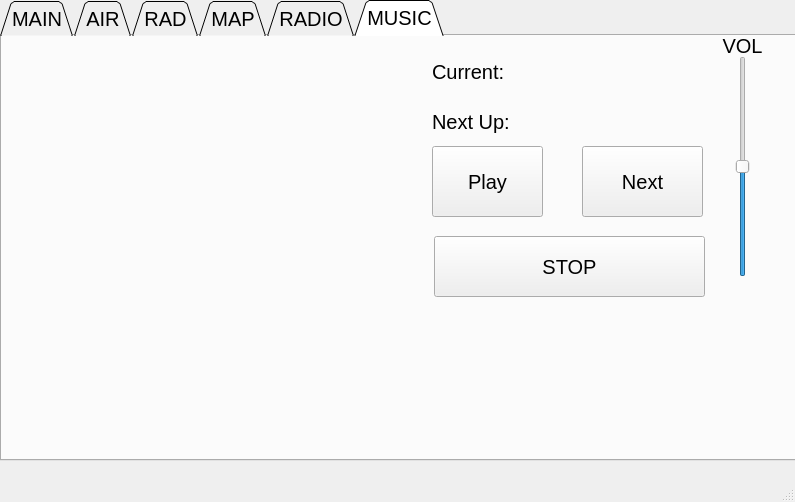
Qt form PipBoy/PipBoyMenu.ui (Blizzartnaut/WorkingPipBoy) before a commit.
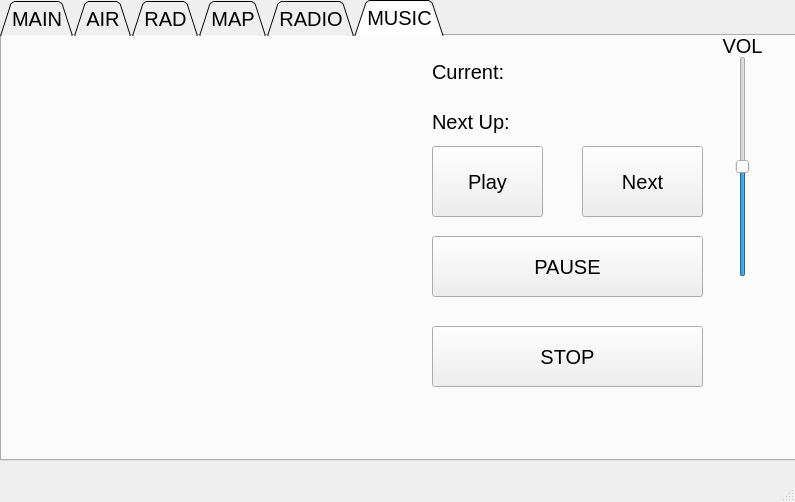
The same form after that commit. The open tabs and pages were chosen to show the change.

Commit message: added pause feature into ui

```diff
--- a/PipBoy/PipBoyMenu.ui
+++ b/PipBoy/PipBoyMenu.ui
@@ -768,8 +768,8 @@
      <widget class="QPushButton" name="STOP">
       <property name="geometry">
        <rect>
-        <x>432</x>
-        <y>200</y>
+        <x>430</x>
+        <y>290</y>
         <width>271</width>
         <height>61</height>
        </rect>
@@ -835,6 +835,19 @@
        <set>Qt::AlignCenter</set>
       </property>
      </widget>
+     <widget class="QPushButton" name="PAUSE">
+      <property name="geometry">
+       <rect>
+        <x>430</x>
+        <y>200</y>
+        <width>271</width>
+        <height>61</height>
+       </rect>
+      </property>
+      <property name="text">
+       <string>PAUSE</string>
+      </property>
+     </widget>
     </widget>
    </widget>
   </widget>
```
Left out of the diff: 2 changed lines with no effect on the pictures. The commit also changes 3 other files.
